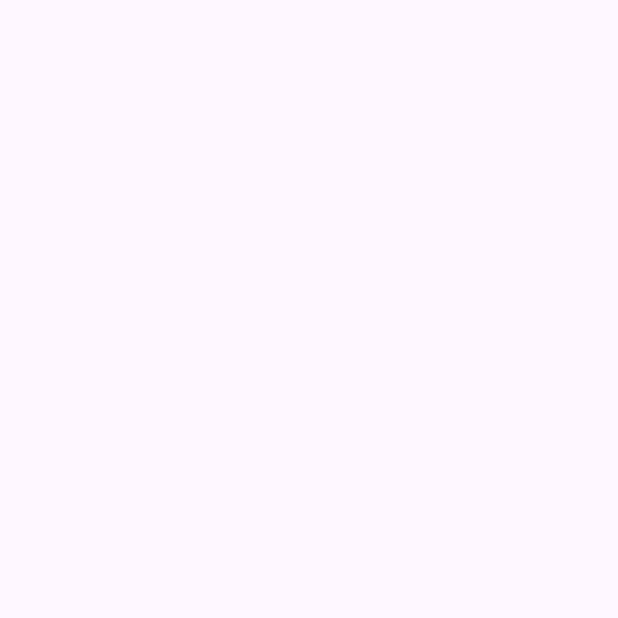
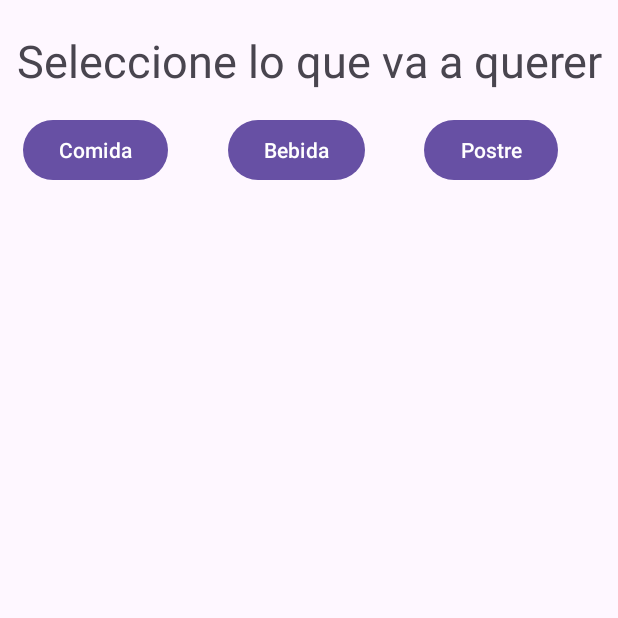
Before and after one commit to NotSureAbout15/cafe, an Android app: the PedidoMesa screen opened directly, with no data from a screen before it, on a phone screen of 412 x 824 dp, the top half of it. Before the commit the part shown is empty. Run offline under Robolectric (Android 15) with nearby library versions, the phone set to English and light mode, and no system bars; our stand-ins replace Volley.

Commit message:
Creados botones con las diferentes categorías del menú

```diff
--- a/CafeFront/app/src/main/java/com/example/cafefront/PedidoMesa.java
+++ b/CafeFront/app/src/main/java/com/example/cafefront/PedidoMesa.java
@@ -10,8 +10,11 @@
 import androidx.core.view.ViewCompat;
 import androidx.core.view.WindowInsetsCompat;
 
+import com.android.volley.RequestQueue;
+
 public class PedidoMesa extends AppCompatActivity {
     private Context context;
+    private RequestQueue queue;
 
     @Override
     protected void onCreate(Bundle savedInstanceState) {
--- a/CafeFront/app/src/main/res/layout/activity_pedido_mesa.xml
+++ b/CafeFront/app/src/main/res/layout/activity_pedido_mesa.xml
@@ -7,4 +7,49 @@
     android:layout_height="match_parent"
     tools:context=".PedidoMesa">
 
+    <TextView
+        android:id="@+id/texto"
+        android:layout_width="wrap_content"
+        android:layout_height="wrap_content"
+        android:text="Seleccione lo que va a querer"
+        android:textSize="30dp"
+        android:textAlignment="center"
+        android:layout_marginTop="20dp"
+        app:layout_constraintTop_toTopOf="parent"
+        app:layout_constraintStart_toStartOf="parent"
+        app:layout_constraintEnd_toEndOf="parent"/>
+
+    <Button
+        android:id="@+id/comida"
+        android:layout_width="wrap_content"
+        android:layout_height="wrap_content"
+        android:text="Comida"
+        android:layout_marginTop="15dp"
+        android:layout_marginStart="15dp"
+        app:layout_constraintStart_toStartOf="parent"
+        app:layout_constraintTop_toBottomOf="@id/texto"/>
+
+    <Button
+        android:id="@+id/bebida"
+        android:layout_width="wrap_content"
+        android:layout_height="wrap_content"
+        android:text="Bebida"
+        android:layout_marginTop="15dp"
+        android:layout_marginStart="15dp"
+        app:layout_constraintStart_toEndOf="@id/comida"
+        app:layout_constraintEnd_toStartOf="@id/postres"
+        app:layout_constraintTop_toBottomOf="@id/texto"/>
+
+    <Button
+        android:id="@+id/postres"
+        android:layout_width="wrap_content"
+        android:layout_height="wrap_content"
+        android:text="Postre"
+        android:layout_marginTop="15dp"
+        android:layout_marginStart="15dp"
+        android:layout_marginEnd="15dp"
+        app:layout_constraintStart_toEndOf="@id/bebida"
+        app:layout_constraintEnd_toEndOf="parent"
+        app:layout_constraintTop_toBottomOf="@id/texto"/>
+
 </androidx.constraintlayout.widget.ConstraintLayout>
```
